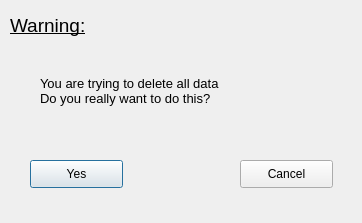
freefrit/AOOP_DogeShop, file double_check_dialog.ui: the form before one commit.
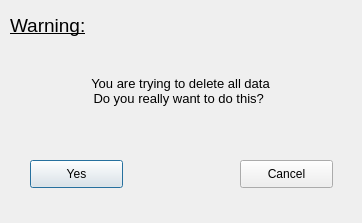
The form after the commit.

What changed in the file:
```diff
--- a/double_check_dialog.ui
+++ b/double_check_dialog.ui
@@ -88,6 +88,9 @@
     <string>You are trying to delete all data
 Do you really want to do this? </string>
    </property>
+   <property name="alignment">
+    <set>Qt::AlignCenter</set>
+   </property>
   </widget>
  </widget>
  <resources/>
```
